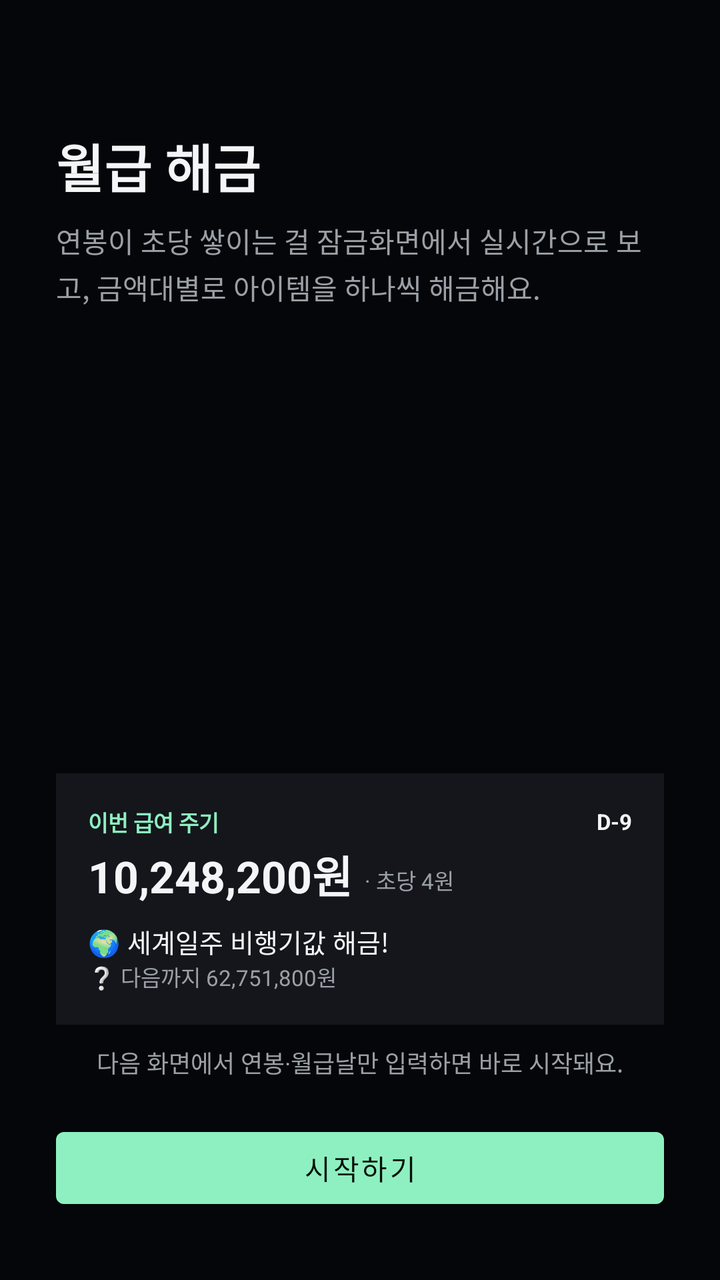
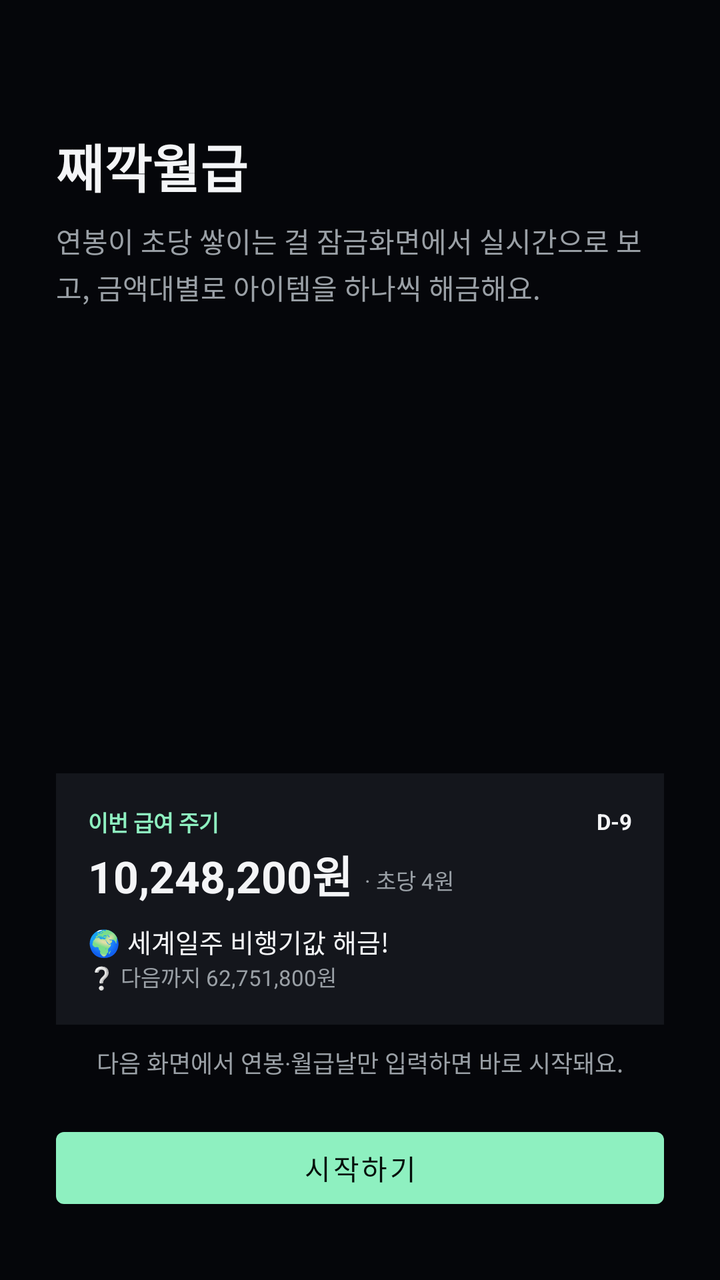

Before-and-after screenshots of an Android layout around one commit, followed by the original layout XML and the change that was made.
<!-- AndroidManifest.xml: application theme Theme.SalaryCounter -->
<!-- res/layout/activity_onboarding.xml -->
<?xml version="1.0" encoding="utf-8"?>
<LinearLayout xmlns:android="http://schemas.android.com/apk/res/android"
    xmlns:app="http://schemas.android.com/apk/res-auto"
    android:layout_width="match_parent"
    android:layout_height="match_parent"
    android:orientation="vertical"
    android:background="#05060A"
    android:paddingStart="28dp"
    android:paddingEnd="28dp"
    android:paddingTop="64dp"
    android:paddingBottom="32dp">

    <TextView
        android:layout_width="wrap_content"
        android:layout_height="wrap_content"
        android:text="월급 해금"
        android:textColor="#F4F5F7"
        android:textSize="26sp"
        android:textStyle="bold" />

    <TextView
        android:layout_width="match_parent"
        android:layout_height="wrap_content"
        android:layout_marginTop="8dp"
        android:text="연봉이 초당 쌓이는 걸 잠금화면에서 실시간으로 보고, 금액대별로 아이템을 하나씩 해금해요."
        android:textColor="#9AA0A6"
        android:textSize="14sp"
        android:lineSpacingExtra="3dp" />

    <View
        android:layout_width="match_parent"
        android:layout_height="0dp"
        android:layout_weight="1" />

    
    <LinearLayout
        android:layout_width="match_parent"
        android:layout_height="wrap_content"
        android:orientation="vertical"
        android:background="#14161C"
        android:padding="16dp">

        <LinearLayout
            android:layout_width="match_parent"
            android:layout_height="wrap_content"
            android:orientation="horizontal"
            android:gravity="center_vertical">

            <TextView
                android:layout_width="0dp"
                android:layout_height="wrap_content"
                android:layout_weight="1"
                android:text="이번 급여 주기"
                android:textColor="#8EF0C0"
                android:textSize="11sp"
                android:textStyle="bold" />

            <TextView
                android:layout_width="wrap_content"
                android:layout_height="wrap_content"
                android:text="D-9"
                android:textColor="#F4F5F7"
                android:textSize="11sp"
                android:textStyle="bold" />
        </LinearLayout>

        <LinearLayout
            android:layout_width="match_parent"
            android:layout_height="wrap_content"
            android:orientation="horizontal"
            android:gravity="bottom"
            android:layout_marginTop="2dp">

            <TextView
                android:layout_width="wrap_content"
                android:layout_height="wrap_content"
                android:text="10,248,200원"
                android:textColor="#F4F5F7"
                android:textSize="22sp"
                android:textStyle="bold" />

            <TextView
                android:layout_width="wrap_content"
                android:layout_height="wrap_content"
                android:layout_marginStart="6dp"
                android:layout_marginBottom="2dp"
                android:text="· 초당 4원"
                android:textColor="#9AA0A6"
                android:textSize="11sp" />
        </LinearLayout>

        <TextView
            android:layout_width="match_parent"
            android:layout_height="wrap_content"
            android:layout_marginTop="8dp"
            android:text="🌍 세계일주 비행기값 해금!"
            android:textColor="#F4F5F7"
            android:textSize="13sp" />

        <TextView
            android:layout_width="match_parent"
            android:layout_height="wrap_content"
            android:text="❔ 다음까지 62,751,800원"
            android:textColor="#9AA0A6"
            android:textSize="11sp" />
    </LinearLayout>

    <TextView
        android:layout_width="match_parent"
        android:layout_height="wrap_content"
        android:layout_marginTop="10dp"
        android:text="다음 화면에서 연봉·월급날만 입력하면 바로 시작돼요."
        android:textColor="#9AA0A6"
        android:textSize="12sp"
        android:gravity="center" />

    <com.google.android.material.button.MaterialButton
        android:id="@+id/btnGetStarted"
        android:layout_width="match_parent"
        android:layout_height="wrap_content"
        android:layout_marginTop="20dp"
        android:text="시작하기"
        app:backgroundTint="#8EF0C0"
        android:textColor="#05100A" />

</LinearLayout>
<!-- resources referenced by this layout -->
<resources>
  <style name="Theme.SalaryCounter" parent="Theme.MaterialComponents.DayNight.NoActionBar">
          <item name="colorPrimary">#8EF0C0</item>
          <item name="colorPrimaryDark">#05060A</item>
          <item name="colorAccent">#8EF0C0</item>
          <item name="android:windowBackground">#0B0C10</item>
      </style>
</resources>

<!-- the commit's change to res/layout/activity_onboarding.xml (unified diff, before → after) -->
@@ -13,7 +13,7 @@
     <TextView
         android:layout_width="wrap_content"
         android:layout_height="wrap_content"
-        android:text="월급 해금"
+        android:text="째깍월급"
         android:textColor="#F4F5F7"
         android:textSize="26sp"
         android:textStyle="bold" />
